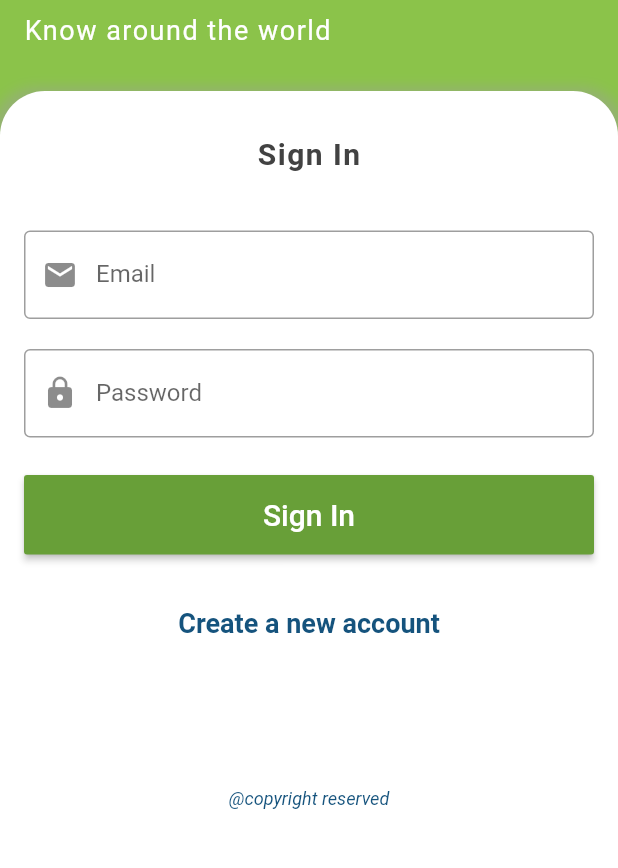
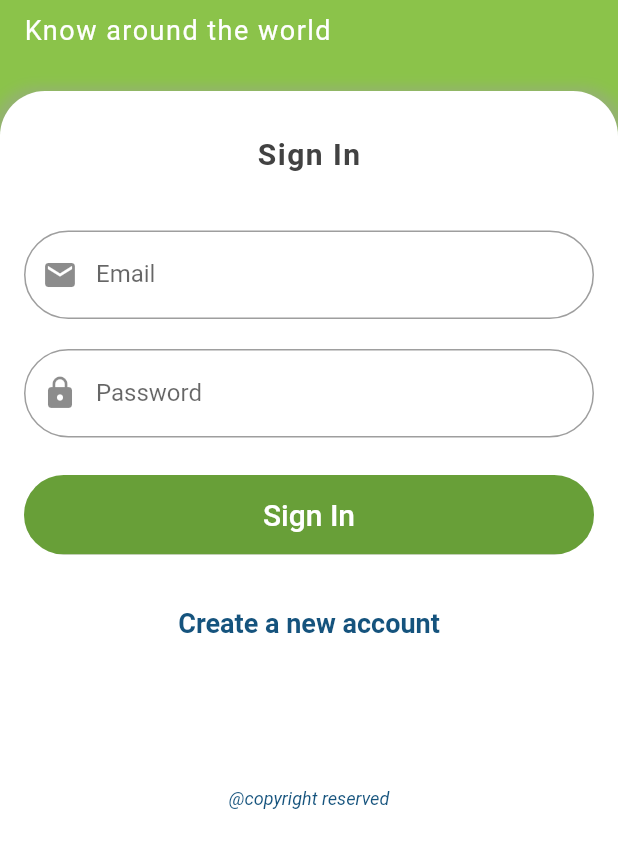
Before and after one commit to RafatMeraz/news_app, a Flutter app: the screen it shows after launch, on a phone screen of 412 x 824 dp, the part 98-966 px from its top. Run offline on Flutter 3.47's test engine with Material 2 defaults, Android fonts, the phone set to English and light mode, and no system bars.

Commit message:
signin ui updated

```diff
--- a/lib/src/view/ui/signin.dart
+++ b/lib/src/view/ui/signin.dart
@@ -124,17 +124,9 @@ class _SignInState extends State<SignIn> {
                       SizedBox(
                         height: 25,
                       ),
-                      RaisedButton(
-                        color: kDarkGreenColor,
-                        padding: EdgeInsets.symmetric(vertical: 15),
-                        child: Container(
-                          alignment: Alignment.center,
-                          width: MediaQuery.of(context).size.width,
-                            child: Text('Sign In', style: TextStyle(color: kWhiteColor, fontSize: 20),)
-                        ),
-                        onPressed: (){
-
-                        },
+                      RoundedButton(
+                        onPressed: (){},
+                        buttonText: 'Sign In',
                       ),
                       SizedBox(
                         height: 35,
--- a/lib/src/view/utils/constants.dart
+++ b/lib/src/view/utils/constants.dart
@@ -6,3 +6,4 @@ const Color kWhiteColor = Color(0xFFFFFFFF);
 const Color kSoftBlackColor = Color(0xFF424242);
 const Color kBlackColor = Color(0xFF1b1b1b);
 const Color kDarkBlueColor = Color(0xFF15537D);
+const Color kTextFieldBgColor = Color(0xFFE0F2EA);
--- a/lib/src/view/utils/reuseable_widgets.dart
+++ b/lib/src/view/utils/reuseable_widgets.dart
@@ -18,8 +18,11 @@ class InputTextField extends StatelessWidget {
       keyboardType: textInputType,
       decoration: InputDecoration(
         hintText: '$hint',
+        fillColor: kTextFieldBgColor,
         prefixIcon: Icon(iconData),
-        border: OutlineInputBorder(),
+        border: OutlineInputBorder(
+          borderRadius: BorderRadius.circular(40),
+        ),
         labelText: '$hint',
         suffix: obscureText == true ? InkWell(
           onTap: forgotFunction,
@@ -37,3 +40,27 @@ class InputTextField extends StatelessWidget {
     );
   }
 }
+
+class RoundedButton extends StatelessWidget {
+  RoundedButton({@required this.buttonText, @required this.onPressed});
+
+  final String buttonText;
+  final Function onPressed;
+
+  @override
+  Widget build(BuildContext context) {
+    return ClipRRect(
+      borderRadius: BorderRadius.circular(30),
+      child: RaisedButton(
+        color: kDarkGreenColor,
+        padding: EdgeInsets.symmetric(vertical: 15),
+        child: Container(
+            alignment: Alignment.center,
+            width: MediaQuery.of(context).size.width,
+            child: Text('$buttonText', style: TextStyle(color: kWhiteColor, fontSize: 20),)
+        ),
+        onPressed: onPressed,
+      ),
+    );
+  }
+}
```
